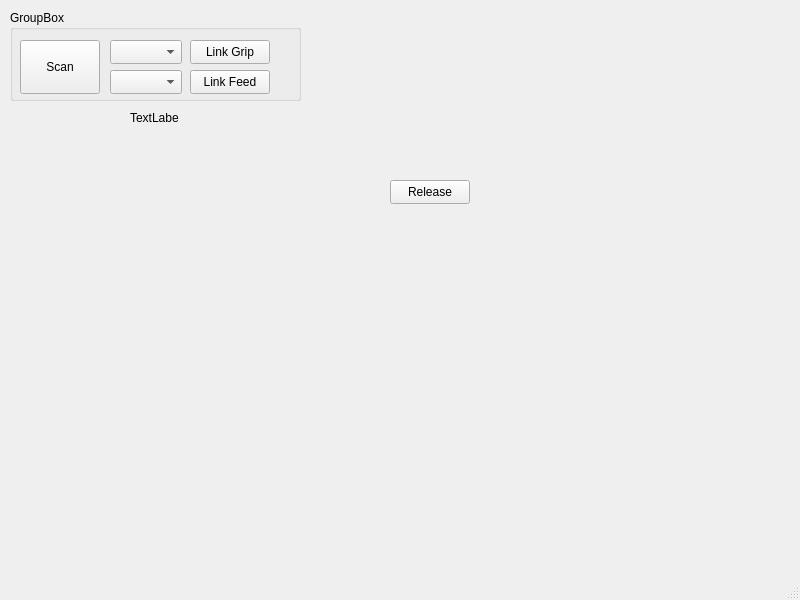
First picture: the form in src/mainwindow.ui, repository RayAdas/ForceFeedbackGripperMonitor, before the edit.
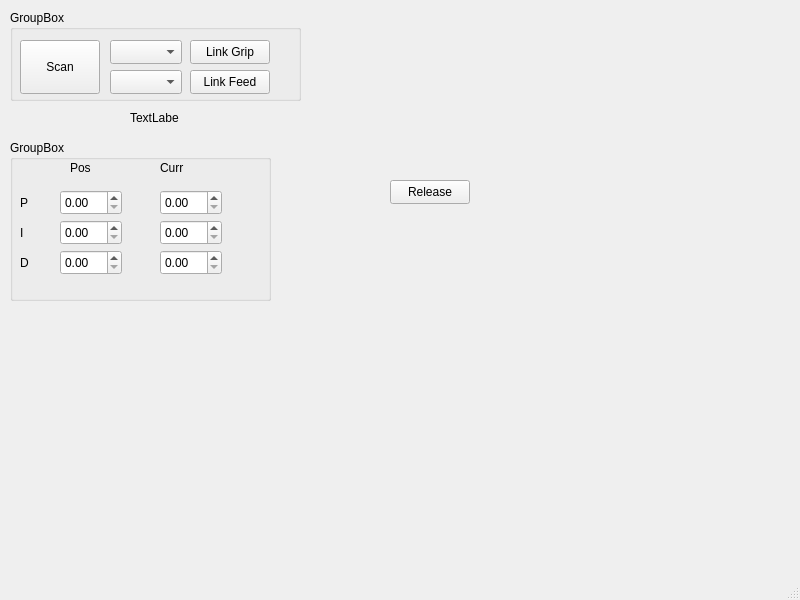
Second picture: the form after the edit.

Commit message: Add PID controller parameters to UI and update motor mode logic

Patch:
```diff
--- a/src/mainwindow.ui
+++ b/src/mainwindow.ui
@@ -112,6 +112,144 @@
      <string>TextLabel</string>
     </property>
    </widget>
+   <widget class="QGroupBox" name="groupBox_2">
+    <property name="geometry">
+     <rect>
+      <x>10</x>
+      <y>140</y>
+      <width>261</width>
+      <height>161</height>
+     </rect>
+    </property>
+    <property name="title">
+     <string>GroupBox</string>
+    </property>
+    <widget class="QDoubleSpinBox" name="doubleSpinBox_posP">
+     <property name="geometry">
+      <rect>
+       <x>50</x>
+       <y>50</y>
+       <width>62</width>
+       <height>25</height>
+      </rect>
+     </property>
+    </widget>
+    <widget class="QDoubleSpinBox" name="doubleSpinBox_posI">
+     <property name="geometry">
+      <rect>
+       <x>50</x>
+       <y>80</y>
+       <width>62</width>
+       <height>25</height>
+      </rect>
+     </property>
+    </widget>
+    <widget class="QDoubleSpinBox" name="doubleSpinBox_posD">
+     <property name="geometry">
+      <rect>
+       <x>50</x>
+       <y>110</y>
+       <width>62</width>
+       <height>25</height>
+      </rect>
+     </property>
+    </widget>
+    <widget class="QDoubleSpinBox" name="doubleSpinBox_currP">
+     <property name="geometry">
+      <rect>
+       <x>150</x>
+       <y>50</y>
+       <width>62</width>
+       <height>25</height>
+      </rect>
+     </property>
+    </widget>
+    <widget class="QDoubleSpinBox" name="doubleSpinBox_currD">
+     <property name="geometry">
+      <rect>
+       <x>150</x>
+       <y>110</y>
+       <width>62</width>
+       <height>25</height>
+      </rect>
+     </property>
+    </widget>
+    <widget class="QDoubleSpinBox" name="doubleSpinBox_currI">
+     <property name="geometry">
+      <rect>
+       <x>150</x>
+       <y>80</y>
+       <width>62</width>
+       <height>25</height>
+      </rect>
+     </property>
+    </widget>
+    <widget class="QLabel" name="label">
+     <property name="geometry">
+      <rect>
+       <x>60</x>
+       <y>20</y>
+       <width>49</width>
+       <height>16</height>
+      </rect>
+     </property>
+     <property name="text">
+      <string>Pos</string>
+     </property>
+    </widget>
+    <widget class="QLabel" name="label_2">
+     <property name="geometry">
+      <rect>
+       <x>150</x>
+       <y>20</y>
+       <width>49</width>
+       <height>16</height>
+      </rect>
+     </property>
+     <property name="text">
+      <string>Curr</string>
+     </property>
+    </widget>
+    <widget class="QLabel" name="label_3">
+     <property name="geometry">
+      <rect>
+       <x>10</x>
+       <y>50</y>
+       <width>49</width>
+       <height>25</height>
+      </rect>
+     </property>
+     <property name="text">
+      <string>P</string>
+     </property>
+    </widget>
+    <widget class="QLabel" name="label_4">
+     <property name="geometry">
+      <rect>
+       <x>10</x>
+       <y>80</y>
+       <width>49</width>
+       <height>25</height>
+      </rect>
+     </property>
+     <property name="text">
+      <string>I</string>
+     </property>
+    </widget>
+    <widget class="QLabel" name="label_5">
+     <property name="geometry">
+      <rect>
+       <x>10</x>
+       <y>110</y>
+       <width>49</width>
+       <height>25</height>
+      </rect>
+     </property>
+     <property name="text">
+      <string>D</string>
+     </property>
+    </widget>
+   </widget>
   </widget>
   <widget class="QMenuBar" name="menubar">
    <property name="geometry">
```
The commit also changes 2 other files.
